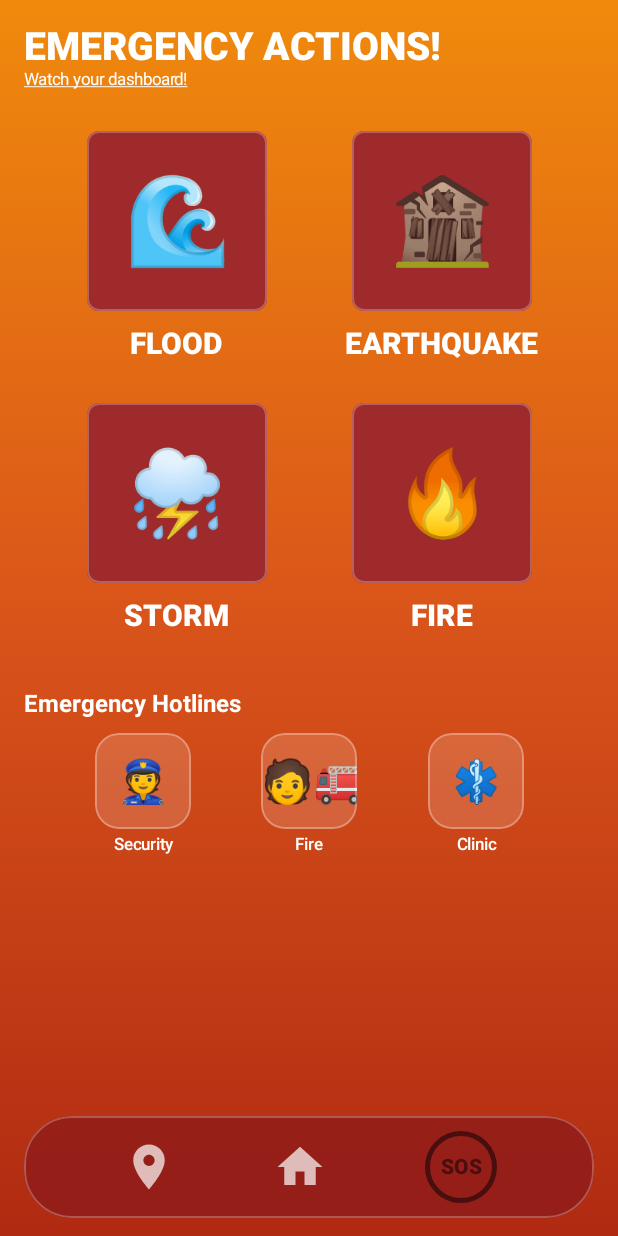
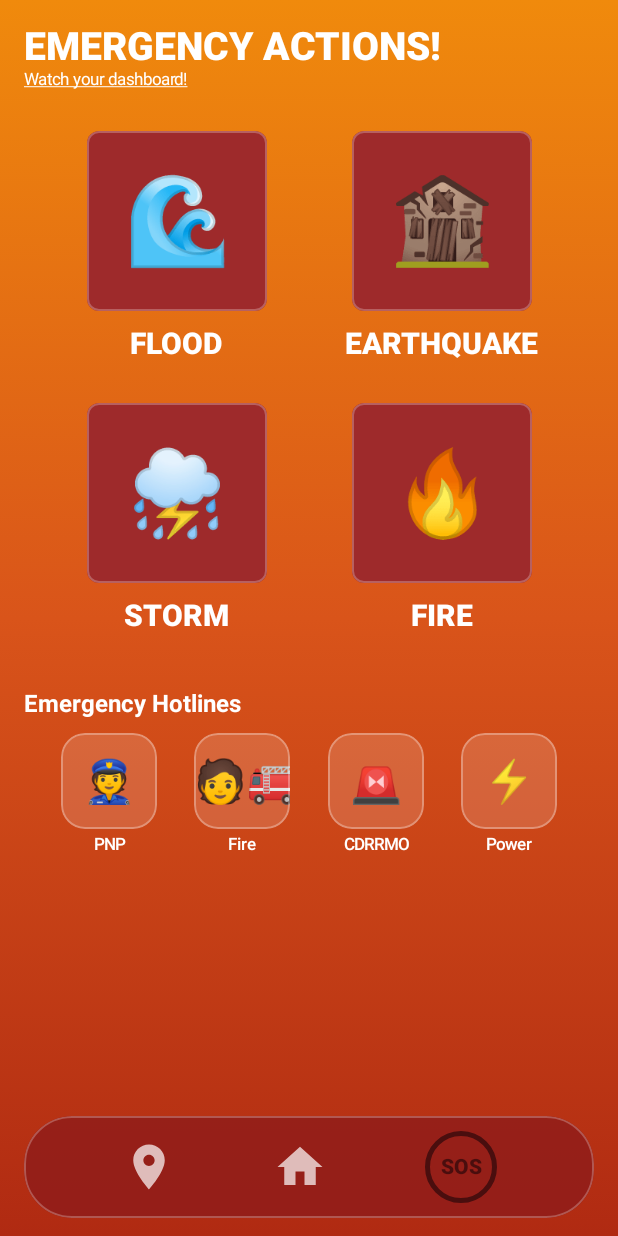
Before and after one commit to qtbby/SmartDrill, an Android app built with Jetpack Compose: the @Preview function EmergencyActionsPreview, on a phone screen of 412 x 824 dp. Run offline under Robolectric (Android 15) with nearby library versions, the phone set to English and light mode, and no system bars.

Commit message:
Update emergency hotlines with official Panabo City directory numbers

```diff
--- a/app/src/main/java/com/example/smartdrill/ui/EmergencyActionScreen.kt
+++ b/app/src/main/java/com/example/smartdrill/ui/EmergencyActionScreen.kt
@@ -101,9 +101,10 @@ fun EmergencyActionsScreen(
                     modifier = Modifier.fillMaxWidth(),
                     horizontalArrangement = Arrangement.SpaceEvenly
                 ) {
-                    HotlineButton("👮", "Security") { dial("911") }
-                    HotlineButton("🧑‍🚒", "Fire") { dial("911") }
-                    HotlineButton("⚕️", "Clinic") { dial("911") }
+                    HotlineButton("👮", "PNP") { dial("09985987104") }
+                    HotlineButton("🧑‍🚒", "Fire") { dial("09284587586") }
+                    HotlineButton("🚨", "CDRRMO") { dial("09302385937") }
+                    HotlineButton("⚡", "Power") { dial("09190563572") }
                 }
             }
             AppBottomBar(BottomTab.SOS, onTabSelected)
```
